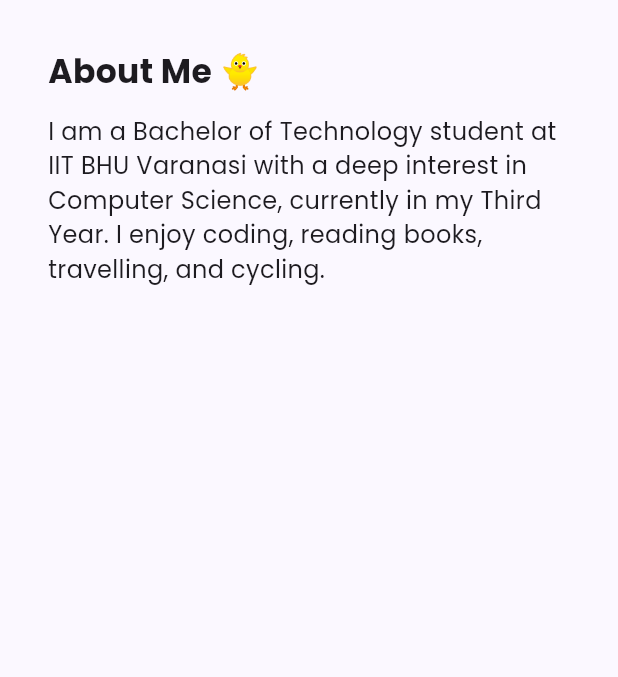
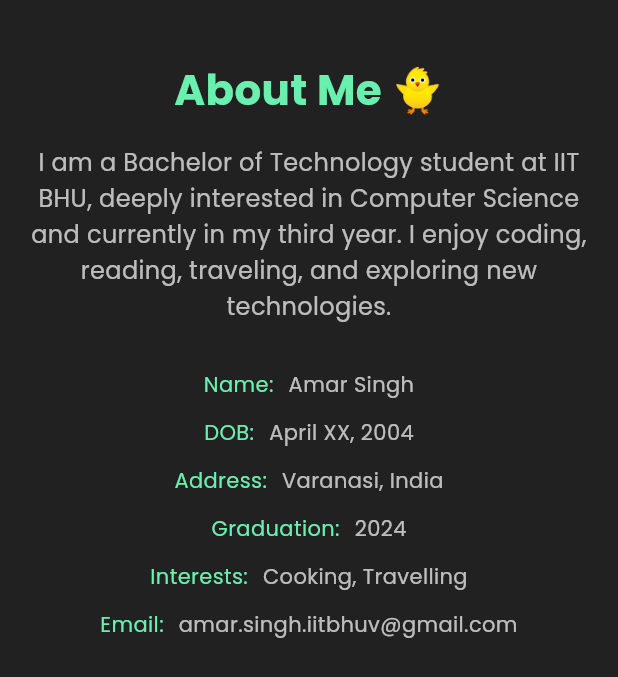
Before and after one commit to amarsingh7/PORTFOLIO, a Flutter app: the AboutSection widget shown alone on an empty page, opened directly, on a phone screen of 412 x 824 dp. Shown: the top 677 px of the screen. Run offline on Flutter 3.47's test engine with Material 3 defaults, Android fonts, the phone set to English and light mode, and no system bars; our stand-ins replace google_fonts, visibility_detector; network calls fail.

Commit message:
enhancing about section and skill bar

```diff
--- a/lib/sections/about.dart
+++ b/lib/sections/about.dart
@@ -1,27 +1,87 @@
 import 'package:flutter/material.dart';
-import '../widgets/fade_in_section.dart';
 
 class AboutSection extends StatelessWidget {
   const AboutSection({super.key});
 
   @override
   Widget build(BuildContext context) {
-    return FadeInSection(
-      child: Container(
-        padding: const EdgeInsets.all(32),
-        child: Column(
-          crossAxisAlignment: CrossAxisAlignment.start,
-          children: const [
-            Text('About Me 🐥',
-                style: TextStyle(fontSize: 22, fontWeight: FontWeight.bold)),
-            SizedBox(height: 12),
-            Text(
-              'I am a Bachelor of Technology student at IIT BHU Varanasi with a deep interest in Computer Science, currently in my Third Year. I enjoy coding, reading books, travelling, and cycling.',
-              style: TextStyle(fontSize: 16),
-            ),
-          ],
+    final isMobile = MediaQuery.of(context).size.width < 600;
+
+    return Container(
+      color: Colors.black87,
+      padding: const EdgeInsets.symmetric(vertical: 40, horizontal: 16),
+      child: Center(
+        child: ConstrainedBox(
+          constraints: const BoxConstraints(maxWidth: 900),
+          child: Column(
+            crossAxisAlignment:
+                isMobile ? CrossAxisAlignment.center : CrossAxisAlignment.start,
+            children: [
+              const Text(
+                "About Me 🐥",
+                style: TextStyle(
+                  color: Colors.greenAccent,
+                  fontSize: 28,
+                  fontWeight: FontWeight.bold,
+                ),
+              ),
+              const SizedBox(height: 16),
+              const Text(
+                "I am a Bachelor of Technology student at IIT BHU, "
+                "deeply interested in Computer Science and currently in my third year. "
+                "I enjoy coding, reading, traveling, and exploring new technologies.",
+                style: TextStyle(fontSize: 16, color: Colors.white70, height: 1.5),
+                textAlign: TextAlign.center, // center text on mobile
+              ),
+              const SizedBox(height: 24),
+              Column(
+                crossAxisAlignment:
+                    isMobile ? CrossAxisAlignment.center : CrossAxisAlignment.start,
+                children: const [
+                  AboutItem(label: "Name", value: "Amar Singh"),
+                  AboutItem(label: "DOB", value: "April XX, 2004"),
+                  AboutItem(label: "Address", value: "Varanasi, India"),
+                  AboutItem(label: "Graduation", value: "2024"),
+                  AboutItem(label: "Interests", value: "Cooking, Travelling"),
+                  AboutItem(label: "Email", value: "amar.singh.iitbhuv@gmail.com"),
+                ],
+              ),
+            ],
+          ),
         ),
       ),
     );
   }
 }
+
+class AboutItem extends StatelessWidget {
+  final String label;
+  final String value;
+  const AboutItem({super.key, required this.label, required this.value});
+
+  @override
+  Widget build(BuildContext context) {
+    final isMobile = MediaQuery.of(context).size.width < 600;
+    return Padding(
+      padding: const EdgeInsets.symmetric(vertical: 6),
+      child: Row(
+        mainAxisSize: MainAxisSize.max,
+        mainAxisAlignment:
+            isMobile ? MainAxisAlignment.center : MainAxisAlignment.start,
+        crossAxisAlignment: CrossAxisAlignment.start,
+        children: [
+          Text("$label: ", style: const TextStyle(color: Colors.greenAccent)),
+          const SizedBox(width: 6),
+          // Make the value flexible so it can wrap on small screens
+          Flexible(
+            child: Text(
+              value,
+              style: const TextStyle(color: Colors.white70),
+              textAlign: isMobile ? TextAlign.center : TextAlign.start,
+            ),
+          ),
+        ],
+      ),
+    );
+  }
+}
```
Also changed, not shown: lib/sections/skills.dart (+35 -27 lines), lib/widgets/skill_bar.dart (added, +28 -0 lines).
